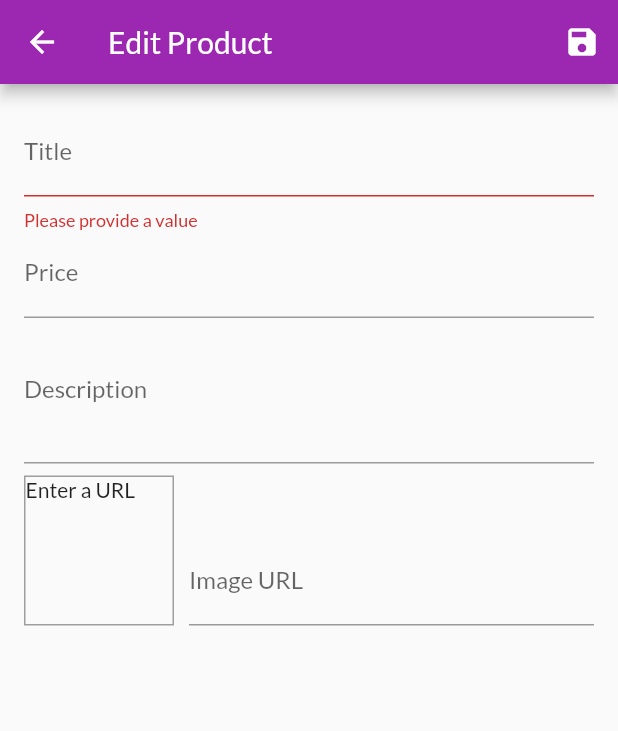
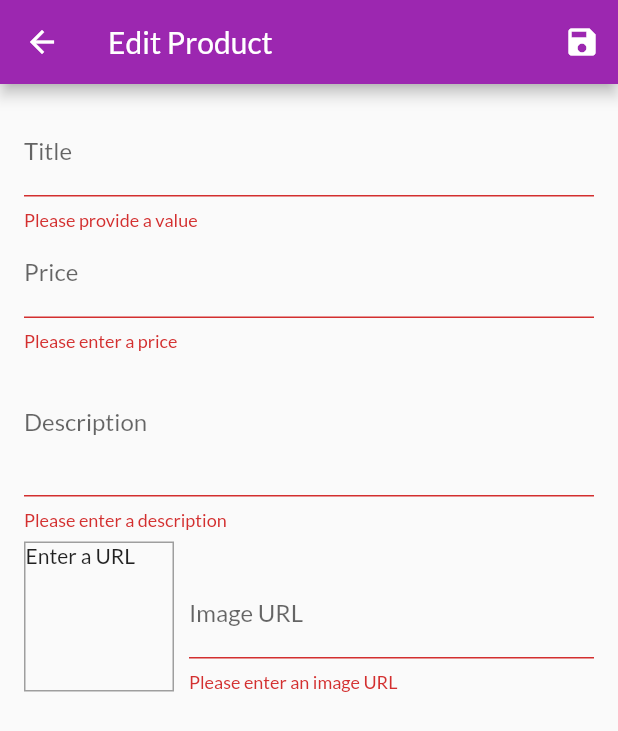
Before and after one commit to komnatadeveloper/shop_app, a Flutter app: the EditProductScreen screen opened by its route, after a tap on the "save" icon, on a phone screen of 412 x 824 dp. Shown: the top 731 px of the screen. Run offline on Flutter 3.47's test engine with Material 2 defaults, Android fonts, the phone set to English and light mode, and no system bars; network calls fail.

```diff
--- a/lib/screens/edit_product_screen.dart
+++ b/lib/screens/edit_product_screen.dart
@@ -1,6 +1,9 @@
 import 'package:flutter/material.dart';
+import 'package:provider/provider.dart';
+
 
 import '../providers/product.dart';
+import '../providers/products_provider.dart';
 
 class EditProductScreen extends StatefulWidget {
 
@@ -26,11 +29,44 @@ class _EditProductScreenState extends State<EditProductScreen> {
     imageUrl: ''
   );
 
+  var _initValues = {
+    'title': '',
+    'description': '',
+    'price': '',
+    'imageUrl': ''
+  };
+  var _isInit = true;
+
   @override
   void initState() {
 
     _imageUrlFocusNode.addListener(_updateImageUrl);
     super.initState();
+  }
+
+  @override
+  void didChangeDependencies() {
+    if( _isInit ) {
+      final productId = ModalRoute.of(context).settings.arguments as String;
+      if( productId != null ) {
+        _editedProduct = Provider.of<ProductsProvider>(
+            context,
+            listen: false
+          ).findById(productId);
+
+        _initValues = {
+          'title': _editedProduct.title,
+          'description': _editedProduct.description,
+          'price': _editedProduct.price.toString(),
+          // 'imageUrl': _editedProduct.imageUrl,
+          'imageUrl': ''
+        };
+        _imageUrlController.text = _editedProduct.imageUrl;
+      }
+    }
+
+    _isInit = false;
+    super.didChangeDependencies();
   }
 
   @override
@@ -45,11 +81,25 @@ class _EditProductScreenState extends State<EditProductScreen> {
   }
 
   void _updateImageUrl ( ) {
+
     if( !_imageUrlFocusNode.hasFocus) {
-      setState(() {
+      if( _imageUrlController.text.isEmpty
+          || (
+            !_imageUrlController.text.startsWith('http')
+            && !_imageUrlController.text.startsWith('https')
+          )
+          || (
+            !_imageUrlController.text.endsWith('.png')
+            && !_imageUrlController.text.endsWith('.jpg')
+            && !_imageUrlController.text.endsWith('.jpeg')
+          )
+       ) {
+        return;
+      }
+    }
 
-      });
-    }
+    setState(() {  });
+
   }
 
   void _saveForm () {
@@ -59,6 +109,25 @@ class _EditProductScreenState extends State<EditProductScreen> {
     }
 
     _formGlobalKey.currentState.save();
+    if( _editedProduct.id != null ) {
+
+      Provider.of<ProductsProvider>(
+          context,
+          listen: false
+        ).updateProduct(
+          _editedProduct.id,
+          _editedProduct
+        );
+    }  else {
+
+      Provider.of<ProductsProvider>(
+          context,
+          listen: false
+        ).addProduct(_editedProduct);
+    }
+
+
+    Navigator.of(context).pop();
   }
 
 
@@ -80,7 +149,10 @@ class _EditProductScreenState extends State<EditProductScreen> {
           key: _formGlobalKey,
           child: ListView(
             children: <Widget>[
+
+              // Title
               TextFormField(
+                initialValue: _initValues['title'],
                 decoration: InputDecoration(
                   labelText: 'Title',
                 ),
@@ -102,11 +174,15 @@ class _EditProductScreenState extends State<EditProductScreen> {
                     price: _editedProduct.price,
                     description: _editedProduct.description,
                     imageUrl: _editedProduct.imageUrl,
-                    id: null
+                    id: _editedProduct.id,
+                    isFavorite: _editedProduct.isFavorite
                   );
                 },
               ),
+
+              // Price
               TextFormField(
+                initialValue: _initValues['price'],
                 decoration: InputDecoration(
                   labelText: 'Price'
                 ),
@@ -116,17 +192,33 @@ class _EditProductScreenState extends State<EditProductScreen> {
                 onFieldSubmitted: ( _ ) {
                   FocusScope.of(context).requestFocus( _descriptionFocusNode );
                 },
+                validator: ( value ) {
+                  if( value.isEmpty) {
+                    return 'Please enter a price';
+                  }
+                  if(double.tryParse(value) == null) {
+                    return 'Please enter a valid number';
+                  }
+                  if( double.parse(value) <= 0 ) {
+                    return 'Please enter a number greater than zero';
+                  }
+                  return null;
+                },
                 onSaved: ( value ) {
                   _editedProduct = Product(
                     title: _editedProduct.title,
                     price: double.parse(value),
                     description: _editedProduct.description,
                     imageUrl: _editedProduct.imageUrl,
-                    id: null
+                    id: _editedProduct.id,
+                    isFavorite: _editedProduct.isFavorite
                   );
                 },
               ),
+
+              // Description
               TextFormField(
+                initialValue: _initValues['description'],
                 decoration: InputDecoration(
                   labelText: 'Description'
                 ),
@@ -134,16 +226,28 @@ class _EditProductScreenState extends State<EditProductScreen> {
                 // textInputAction: TextInputAction.next,
                 keyboardType: TextInputType.multiline,
                 focusNode: _descriptionFocusNode,
+                validator: ( value ) {
+                  if ( value.isEmpty ) {
+                    return 'Please enter a description';
+                  }
+                  if( value.length < 10 ) {
+                    return 'Should be at least 10 characters long.';
+                  }
+                  return null;
+                },
                 onSaved: ( value ) {
                   _editedProduct = Product(
                     title: _editedProduct.title,
                     price: _editedProduct.price,
                     description: value,
                     imageUrl: _editedProduct.imageUrl,
-                    id: null
+                    id: _editedProduct.id,
+                    isFavorite: _editedProduct.isFavorite
                   );
                 },
               ),
+
+              // Image
               Row(
                 crossAxisAlignment: CrossAxisAlignment.end,
                 children: <Widget>[
@@ -183,13 +287,29 @@ class _EditProductScreenState extends State<EditProductScreen> {
                       onFieldSubmitted: ( _ )  {
                         _saveForm();
                       },
+                      validator:  ( value ) {
+                        if( value.isEmpty ) {
+                          return 'Please enter an image URL';
+                        }
+                        if( !value.startsWith('http') && !value.startsWith('https') ) {
+                          return 'Please enter a valid URL';
+                        }
+                        if( !value.endsWith('.png')
+                          && !value.endsWith('.jpg')
+                          && !value.endsWith('.jpeg')
+                        ) {
+                          return 'Please enter a valid image URL';
+                        }
+                        return null;
+                      },
                       onSaved: ( value ) {
                         _editedProduct = Product(
                           title: _editedProduct.title,
                           price: _editedProduct.price,
                           description: _editedProduct.description,
                           imageUrl: value,
-                          id: null
+                          id: _editedProduct.id,
+                          isFavorite: _editedProduct.isFavorite
                         );
                       },
 
--- a/lib/screens/user_products_screen.dart
+++ b/lib/screens/user_products_screen.dart
@@ -40,6 +40,7 @@ class UserProductsScreen extends StatelessWidget {
             children: <Widget>[
 
               UserProductItem(
+                productsProvider.items[index].id,
                 productsProvider.items[index].title,
                 productsProvider.items[index].imageUrl,
               ),
```
Also changed, not shown: lib/providers/products_provider.dart (+32 -2 lines), lib/widgets/product_item.dart (+8 -6 lines), lib/widgets/user_product_item.dart (+20 -2 lines).
